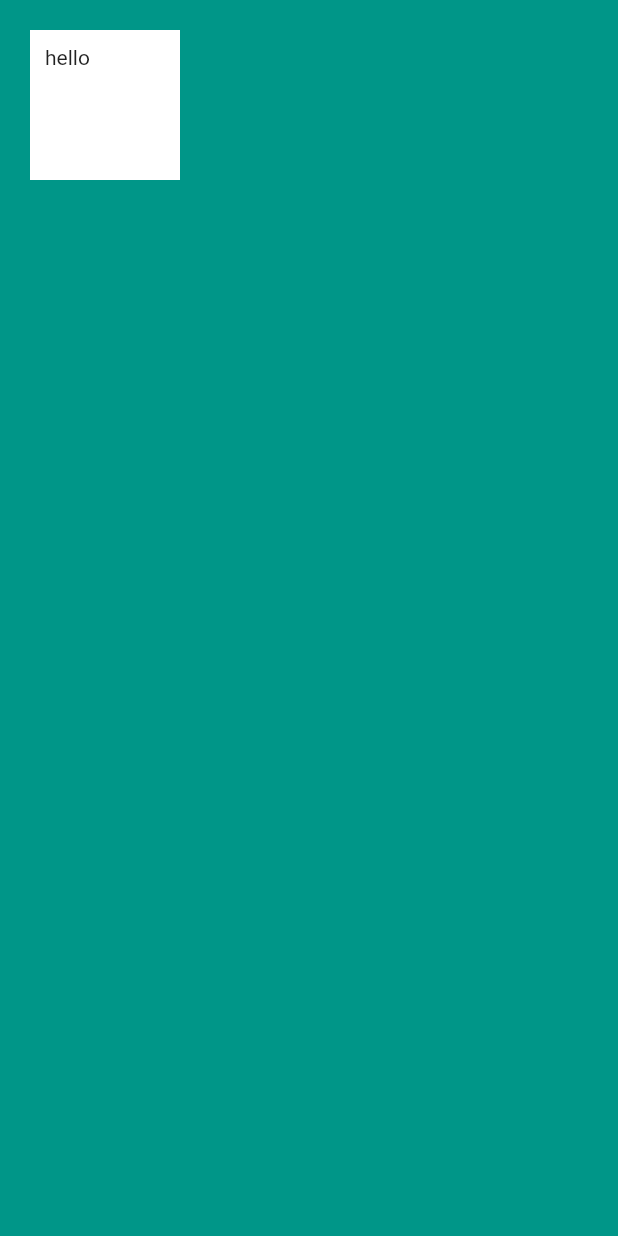
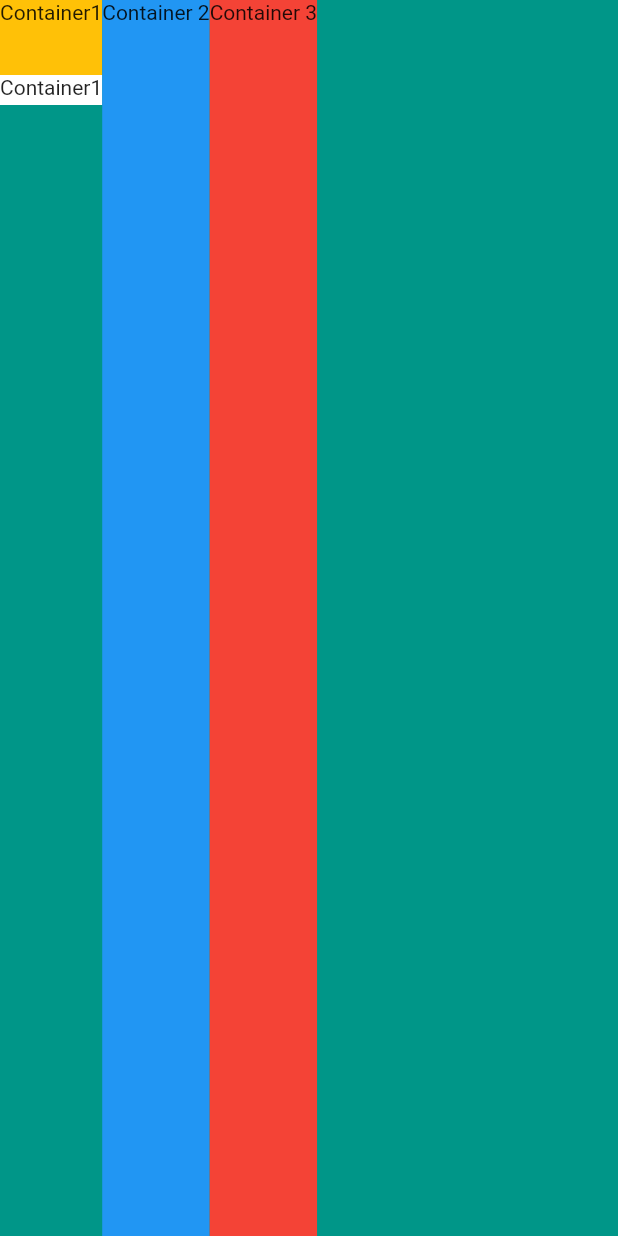
Before and after one commit to n04h/flutter_practice, a Flutter app: the screen it shows after launch, on a phone screen of 412 x 824 dp. Run offline on Flutter 3.47's test engine with Material 2 defaults, Android fonts, the phone set to English and light mode, and no system bars.

Commit message:
✨ ColumnとRowをつかってみた

```diff
--- a/lib/main.dart
+++ b/lib/main.dart
@@ -13,13 +13,37 @@ class MyApp extends StatelessWidget {
       home: Scaffold(
         backgroundColor: Colors.teal,
         body: SafeArea(
-          child: Container(
-            height: 100.0,
-            width: 100.0,
-            margin: EdgeInsets.all(20),
-            padding: EdgeInsets.all(10.0),
-            color: Colors.white, // childがない場合画面全体が白くなる
-            child: Text('hello'), // childがある場合その子のサイズに合わせてできるだけ小さいサイズになる
+          child: Row(
+            crossAxisAlignment: CrossAxisAlignment.stretch, // 画面いっぱいにのばすやつ
+            children: <Widget>[
+              Column(
+                children: <Widget>[
+                  Container(
+                    height: 50.0,
+                    child: Text("Container1"),
+                    color: Colors.amber,
+                  ),
+                  Container(
+                    height: 20.0,
+                    child: Text("Container1"),
+                    color: Colors.white,
+                  ),
+                ],
+              ),
+              SizedBox(
+                height: 20.0,
+              ),
+              Container(
+                height: 100,
+                color: Colors.blue,
+                child: Text('Container 2'),
+              ),
+              Container(
+                height: 100,
+                color: Colors.red,
+                child: Text('Container 3'),
+              ),
+            ],
           ),
         ),
       ),
```
